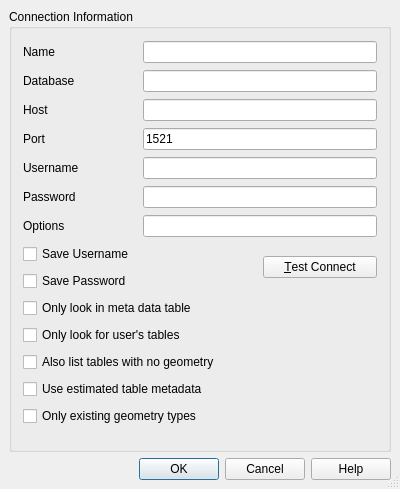
First picture: the form in src/ui/qgsoraclenewconnectionbase.ui, repository carsmie/QGIS, before the edit.
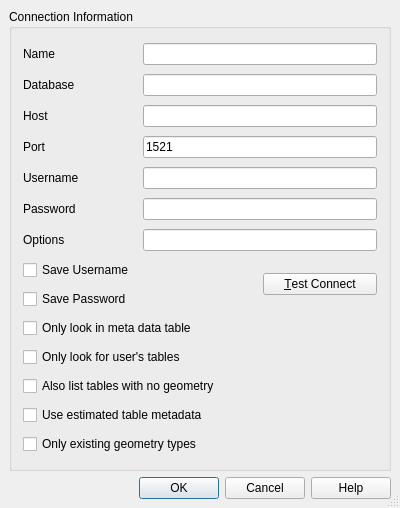
Second picture: the form after the edit.

```diff
--- a/src/ui/qgsoraclenewconnectionbase.ui
+++ b/src/ui/qgsoraclenewconnectionbase.ui
@@ -7,7 +7,7 @@
     <x>0</x>
     <y>0</y>
     <width>400</width>
-    <height>489</height>
+    <height>508</height>
    </rect>
   </property>
   <property name="sizePolicy">
```
Left out of the diff: 1 changed line with no effect on the pictures.
